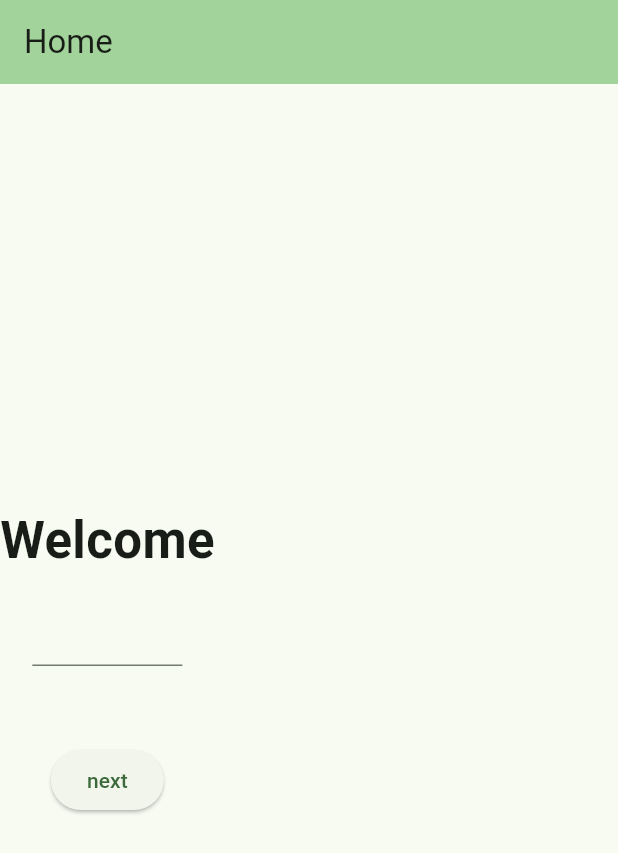
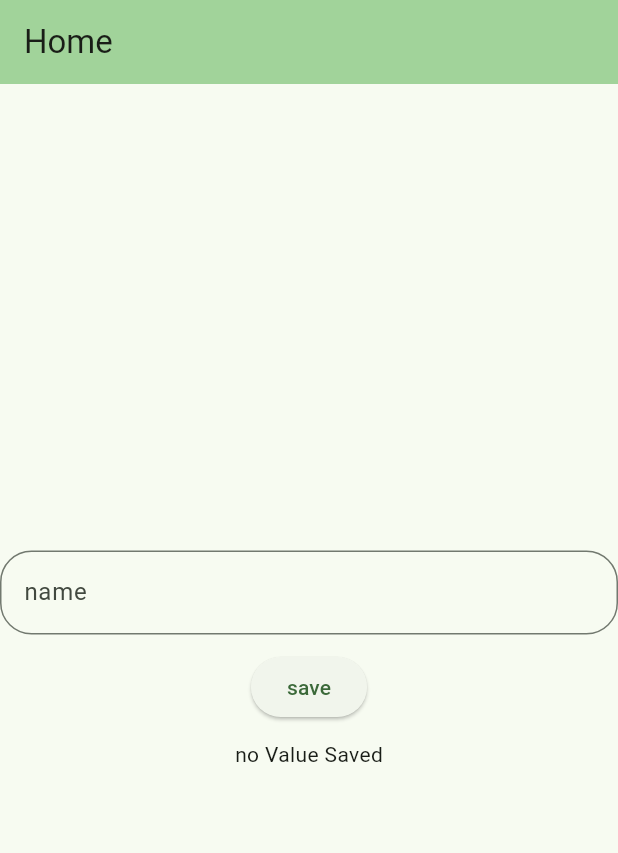
Before and after one commit to com-engineer/MEDS, a Flutter app: the screen it shows after launch, on a phone screen of 412 x 824 dp. Shown: the top 853 px of the screen. Run offline on Flutter 3.47's test engine with Material 3 defaults, Android fonts, the phone set to English and light mode, and no system bars; our stand-ins replace shared_preferences.

Commit message:
integrated Shared package to locally store the value

```diff
--- a/lib/main.dart
+++ b/lib/main.dart
@@ -1,7 +1,7 @@
 import 'package:flutter/material.dart';
-import 'package:intl/intl.dart';
-import 'package:my_first_app/intropage.dart';
-import 'package:my_first_app/splash_screen.dart';
+
+import 'package:shared_preferences/shared_preferences.dart';
+
 
 void main() {
   runApp(const MyApp());
@@ -22,15 +22,27 @@ class MyApp extends StatelessWidget {
         useMaterial3: true,
       ),
 
-      home: SplashScreen(),
+      home: MyHomePage(),
     );
   }
 }
 
-class MyHomePage extends StatelessWidget {
+class MyHomePage extends StatefulWidget {
 
+  @override
+  State<MyHomePage> createState() => _MyHomePageState();
+}
+
+class _MyHomePageState extends State<MyHomePage> {
   var nameController=TextEditingController();
+  static const String KEYNAME="name";//static variable is written in the capital alphabets
+  var nameValue="No value Saved";
+@override
+  void initState() {
 
+    super.initState();
+    getValue();
+  }
   @override
   Widget build(BuildContext context) {
 
@@ -41,35 +53,44 @@ class MyHomePage extends StatelessWidget {
 
         title: Text('Home'),
       ),
-      body:
-          Column(
+      body:Container(
+        child: Column(
           mainAxisAlignment: MainAxisAlignment.center,
-
           children: [
-              Text('Welcome',style: TextStyle(
-                fontSize: 34,
-                fontWeight: FontWeight.bold,
-              ),),
-              SizedBox(
-                height:11,
-              ),
-              Container(
-                width: 100,
-                height: 100,
-                child: TextField(
+            TextField(
               controller: nameController,
+              decoration: InputDecoration(
+                label: Text('name'),
+                border: OutlineInputBorder(
+                  borderRadius: BorderRadius.circular(21),
+                )
               ),
             ),
-              ElevatedButton(onPressed: (){
-                Navigator.push(context, MaterialPageRoute(builder:(context){
-           return Intropage(nameController.text.toString());;
-                }, ));
-              }, child: Text('next'))
+             SizedBox(
+              height: 11,
+             ),
+            ElevatedButton(onPressed: ()async{
+                var name=nameController.text.toString();
+                var pref=await SharedPreferences.getInstance();
+                pref.setString(KEYNAME, name);
+            },
+             child: Text('save')),
+             SizedBox(
+              height: 11,
+             ),
+             Text(nameValue)
           ],
-
-
         ),
-
+      )
     );
   }
+
+  void getValue() async{
+    var pref=await SharedPreferences.getInstance();
+    var getName=pref.getString(KEYNAME);
+    nameValue=getName ?? "no Value Saved";
+  setState(() {
+
+  });
   }
+}
--- a/pubspec.yaml
+++ b/pubspec.yaml
@@ -35,6 +35,8 @@ dependencies:
   # The following adds the Cupertino Icons font to your application.
   # Use with the CupertinoIcons class for iOS style icons.
   cupertino_icons: ^1.0.8
+  #shared_preferences:
+  shared_preferences: ^2.3.2
 
 dev_dependencies:
   flutter_test:
```
Also changed, not shown: lib/intropage.dart (deleted, +0 -29 lines), lib/splash_screen.dart (deleted, +0 -36 lines), pubspec.lock, 1 other file. Lines whose indentation alone changed are shown as unchanged.
